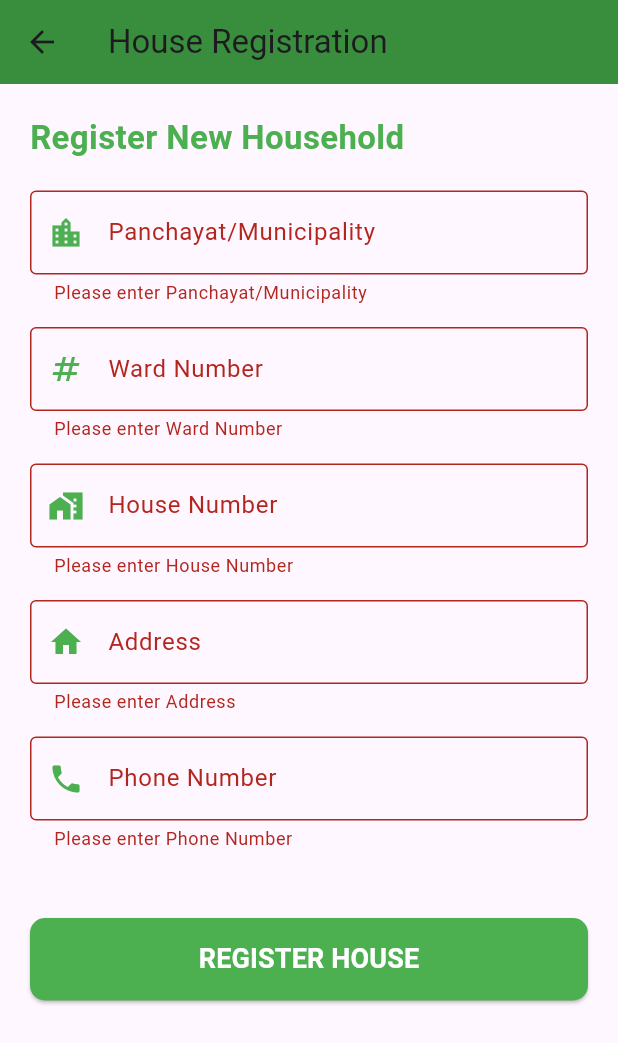
After one commit to fathima156/unlitter, a Flutter app: the HouseRegistrationPage screen opened directly, after a tap on "REGISTER HOUSE", on a phone screen of 412 x 824 dp. The commit adds this screen. Shown: the top 1043 px of the screen. Run offline on Flutter 3.47's test engine with Material 3 defaults, Android fonts, the phone set to English and light mode, and no system bars; our stand-ins replace sms_autofill.

Commit message:
updated admin dashboard,added user  register

```diff
--- a/lib/adminhks/admin_dashboard.dart
+++ b/lib/adminhks/admin_dashboard.dart
@@ -18,6 +18,22 @@ class AdminDashboard extends StatelessWidget {
         backgroundColor: Colors.green[700],
         elevation: 0,
         actions: [
+          ElevatedButton.icon(
+            onPressed: () {
+              Navigator.push(
+                context,
+                MaterialPageRoute(
+                  builder: (context) => const RegisterUserPage(),
+                ),
+              );
+            },
+            icon: const Icon(Icons.add_home),
+            label: const Text("Register New House"),
+            style: ElevatedButton.styleFrom(
+              backgroundColor: Colors.green,
+              minimumSize: const Size(double.infinity, 50),
+            ),
+          ),
           IconButton(
             icon: const Icon(Icons.settings),
             onPressed: () => Navigator.push(
--- a/lib/adminhks/login.dart
+++ b/lib/adminhks/login.dart
@@ -1,7 +1,10 @@
 import 'package:flutter/material.dart';
 import 'package:sms_autofill/sms_autofill.dart';
-// IMPORTANT: Import your dashboard file here
+import 'package:unlitter/adminhks/register_admin.dart';
+
+// IMPORTANT: Ensure these file paths match your project structure
 import 'admin_dashboard.dart';
+import 'register_admin.dart';
 
 class LoginPage extends StatefulWidget {
   const LoginPage({super.key});
@@ -42,9 +45,11 @@ class _LoginPageState extends State<LoginPage> {
       backgroundColor: Colors.white,
       body: Padding(
         padding: const EdgeInsets.all(24.0),
+        child: SingleChildScrollView(
           child: Column(
             mainAxisAlignment: MainAxisAlignment.center,
             children: [
+              const SizedBox(height: 80),
               const Icon(Icons.recycling, size: 80, color: Colors.green),
               const SizedBox(height: 10),
               const Text(
@@ -57,7 +62,6 @@ class _LoginPageState extends State<LoginPage> {
               ),
               const SizedBox(height: 40),
 
-            // --- PHONE INPUT SECTION ---
               if (!_isOTPSent) ...[
                 const Text(
                   "Login to your account",
@@ -88,7 +92,6 @@ class _LoginPageState extends State<LoginPage> {
                 ),
               ],
 
-            // --- OTP INPUT SECTION ---
               if (_isOTPSent) ...[
                 const Text(
                   "Enter the 6-digit code",
@@ -97,20 +100,41 @@ class _LoginPageState extends State<LoginPage> {
                 const SizedBox(height: 20),
                 PinFieldAutoFill(
                   codeLength: 6,
+                  // This property must be inside the PinFieldAutoFill constructor
                   onCodeChanged: (code) {
                     if (code != null && code.length == 6) {
                       setState(() => _otpCode = code);
-                    // Navigate to Dashboard
+
+                      // --- LOGIC: Redirect based on registration status ---
+                      // We simulate a check. Change this to true to test the Dashboard.
+                      bool isRegisteredAdmin = false;
+
+                      if (isRegisteredAdmin) {
+                        // User exists -> Go to Dashboard
                         Navigator.pushReplacement(
                           context,
                           MaterialPageRoute(
                             builder: (context) => const AdminDashboard(),
                           ),
                         );
+                      } else {
+                        // User is new -> Go to Worker Registration
+                        // Passing the verified phone number automatically
+                        Navigator.pushReplacement(
+                          context,
+                          MaterialPageRoute(
+                            builder: (context) => HKSRegistrationPage(
+                              phoneNumber: _phoneController.text,
+                            ),
+                          ),
+                        );
+                      }
                     }
                   },
+                  // Visual styling for the OTP boxes
                   decoration: BoxLooseDecoration(
                     strokeColorBuilder: FixedColorBuilder(Colors.green),
+                    gapSpace: 10,
                   ),
                 ),
                 const SizedBox(height: 20),
@@ -122,6 +146,7 @@ class _LoginPageState extends State<LoginPage> {
             ],
           ),
         ),
+      ),
     );
   }
 }
--- /dev/null
+++ b/lib/userhks/register_user.dart
@@ -0,0 +1,157 @@
+import 'package:flutter/material.dart';
+
+class HouseRegistrationPage extends StatefulWidget {
+  const HouseRegistrationPage({super.key});
+
+  @override
+  State<HouseRegistrationPage> createState() => _HouseRegistrationPageState();
+}
+
+class _HouseRegistrationPageState extends State<HouseRegistrationPage> {
+  final _formKey = GlobalKey<FormState>();
+
+  // Controllers to capture user input
+  final TextEditingController panchayatController = TextEditingController();
+  final TextEditingController wardController = TextEditingController();
+  final TextEditingController houseNoController = TextEditingController();
+  final TextEditingController houseNameController = TextEditingController();
+  final TextEditingController phoneController = TextEditingController();
+
+  @override
+  void dispose() {
+    panchayatController.dispose();
+    wardController.dispose();
+    houseNoController.dispose();
+    houseNameController.dispose();
+    phoneController.dispose();
+    super.dispose();
+  }
+
+  @override
+  Widget build(BuildContext context) {
+    return Scaffold(
+      appBar: AppBar(
+        title: const Text("House Registration"),
+        backgroundColor: Colors.green[700],
+      ),
+      body: SingleChildScrollView(
+        padding: const EdgeInsets.all(20.0),
+        child: Form(
+          key: _formKey,
+          child: Column(
+            crossAxisAlignment: CrossAxisAlignment.start,
+            children: [
+              const Text(
+                "Register New Household",
+                style: TextStyle(
+                  fontSize: 22,
+                  fontWeight: FontWeight.bold,
+                  color: Colors.green,
+                ),
+              ),
+              const SizedBox(height: 20),
+
+              // 1. Panchayat
+              _buildTextField(
+                controller: panchayatController,
+                label: "Panchayat/Municipality",
+                icon: Icons.location_city,
+              ),
+
+              // 2. Ward Number
+              _buildTextField(
+                controller: wardController,
+                label: "Ward Number",
+                icon: Icons.numbers,
+                keyboardType: TextInputType.number,
+              ),
+
+              // 3. House Number
+              _buildTextField(
+                controller: houseNoController,
+                label: "House Number",
+                icon: Icons.home_work,
+              ),
+
+              // 4. House Name
+              _buildTextField(
+                controller: houseNameController,
+                label: "Address",
+                icon: Icons.home,
+              ),
+
+              // 5. Phone Number
+              _buildTextField(
+                controller: phoneController,
+                label: "Phone Number",
+                icon: Icons.phone,
+                keyboardType: TextInputType.phone,
+              ),
+
+              const SizedBox(height: 30),
+
+              // Submit Button
+              ElevatedButton(
+                onPressed: () {
+                  if (_formKey.currentState!.validate()) {
+                    // Logic to save to database goes here
+                    ScaffoldMessenger.of(context).showSnackBar(
+                      const SnackBar(
+                        content: Text("Processing Registration..."),
+                      ),
+                    );
+                  }
+                },
+                style: ElevatedButton.styleFrom(
+                  backgroundColor: Colors.green,
+                  minimumSize: const Size(double.infinity, 55),
+                  shape: RoundedRectangleBorder(
+                    borderRadius: BorderRadius.circular(10),
+                  ),
+                ),
+                child: const Text(
+                  "REGISTER HOUSE",
+                  style: TextStyle(
+                    fontSize: 18,
+                    color: Colors.white,
+                    fontWeight: FontWeight.bold,
+                  ),
+                ),
+              ),
+            ],
+          ),
+        ),
+      ),
+    );
+  }
+
+  // Helper widget to keep code clean
+  Widget _buildTextField({
+    required TextEditingController controller,
+    required String label,
+    required IconData icon,
+    TextInputType keyboardType = TextInputType.text,
+  }) {
+    return Padding(
+      padding: const EdgeInsets.only(bottom: 15.0),
+      child: TextFormField(
+        controller: controller,
+        keyboardType: keyboardType,
+        decoration: InputDecoration(
+          labelText: label,
+          prefixIcon: Icon(icon, color: Colors.green),
+          border: const OutlineInputBorder(),
+          focusedBorder: const OutlineInputBorder(
+            borderSide: BorderSide(color: Colors.green, width: 2),
+          ),
+        ),
+        validator: (value) {
+          if (value == null || value.isEmpty) {
+            return "Please enter $label";
+          }
+          return null;
+        },
+      ),
+    );
+  }
+}
```
Lines whose indentation alone changed are shown as unchanged.
